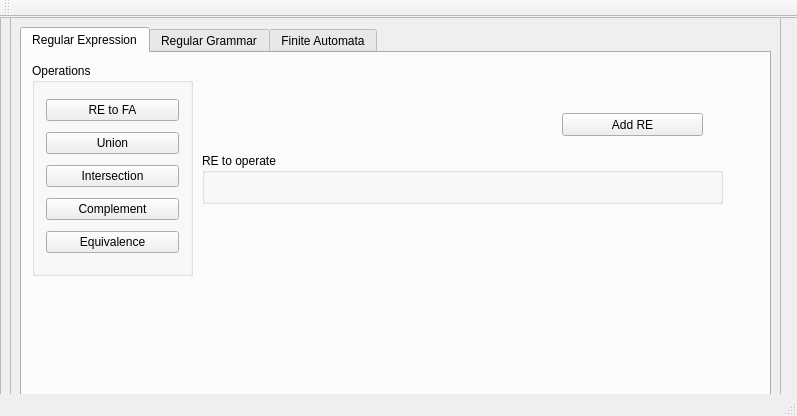
Old version of the form RLApp/ui/RLApp.ui in the repository montezano/RLApp.
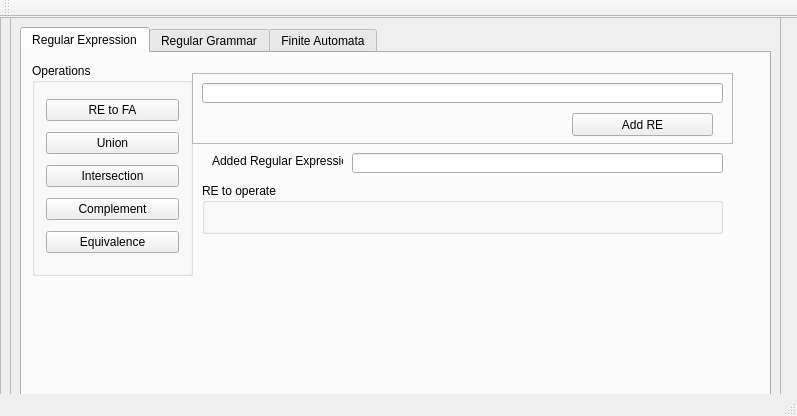
New version of the form. The open tabs and pages were chosen to show the change.

```diff
--- a/RLApp/ui/RLApp.ui
+++ b/RLApp/ui/RLApp.ui
@@ -63,28 +63,6 @@
        <attribute name="title">
         <string>Regular Expression</string>
        </attribute>
-       <widget class="QWidget" name="">
-        <property name="geometry">
-         <rect>
-          <x>190</x>
-          <y>30</y>
-          <width>491</width>
-          <height>22</height>
-         </rect>
-        </property>
-        <layout class="QHBoxLayout" name="horizontalLayout">
-         <item>
-          <widget class="QLabel" name="label">
-           <property name="text">
-            <string>Regular Expression</string>
-           </property>
-          </widget>
-         </item>
-         <item>
-          <widget class="QLineEdit" name="line_re"/>
-         </item>
-        </layout>
-       </widget>
        <widget class="QGroupBox" name="grp_box_opp">
         <property name="geometry">
          <rect>
@@ -142,7 +120,7 @@
         <property name="geometry">
          <rect>
           <x>180</x>
-          <y>100</y>
+          <y>130</y>
           <width>521</width>
           <height>51</height>
          </rect>
@@ -176,17 +154,72 @@
          </layout>
         </widget>
        </widget>
-       <widget class="QPushButton" name="btn_add_re">
+       <widget class="QLabel" name="lbl_add_re">
         <property name="geometry">
          <rect>
-          <x>540</x>
-          <y>60</y>
-          <width>141</width>
-          <height>23</height>
+          <x>190</x>
+          <y>100</y>
+          <width>131</width>
+          <height>16</height>
          </rect>
         </property>
         <property name="text">
-         <string>Add RE</string>
+         <string>Added Regular Expression:</string>
+        </property>
+       </widget>
+       <widget class="QFrame" name="frame_2">
+        <property name="geometry">
+         <rect>
+          <x>170</x>
+          <y>20</y>
+          <width>541</width>
+          <height>71</height>
+         </rect>
+        </property>
+        <property name="frameShape">
+         <enum>QFrame::StyledPanel</enum>
+        </property>
+        <property name="frameShadow">
+         <enum>QFrame::Raised</enum>
+        </property>
+        <widget class="QLineEdit" name="line_re">
+         <property name="geometry">
+          <rect>
+           <x>10</x>
+           <y>10</y>
+           <width>521</width>
+           <height>20</height>
+          </rect>
+         </property>
+        </widget>
+        <widget class="QPushButton" name="btn_add_re">
+         <property name="geometry">
+          <rect>
+           <x>380</x>
+           <y>40</y>
+           <width>141</width>
+           <height>23</height>
+          </rect>
+         </property>
+         <property name="text">
+          <string>Add RE</string>
+         </property>
+        </widget>
+       </widget>
+       <widget class="QLineEdit" name="line_added_re">
+        <property name="geometry">
+         <rect>
+          <x>330</x>
+          <y>100</y>
+          <width>371</width>
+          <height>20</height>
+         </rect>
+        </property>
+        <property name="acceptDrops">
+         <bool>true</bool>
+        </property>
+        <property name="readOnly">
+         <bool>true</bool>
         </property>
        </widget>
       </widget>
```
Left out of the diff: 19 changed lines with no effect on the pictures.
